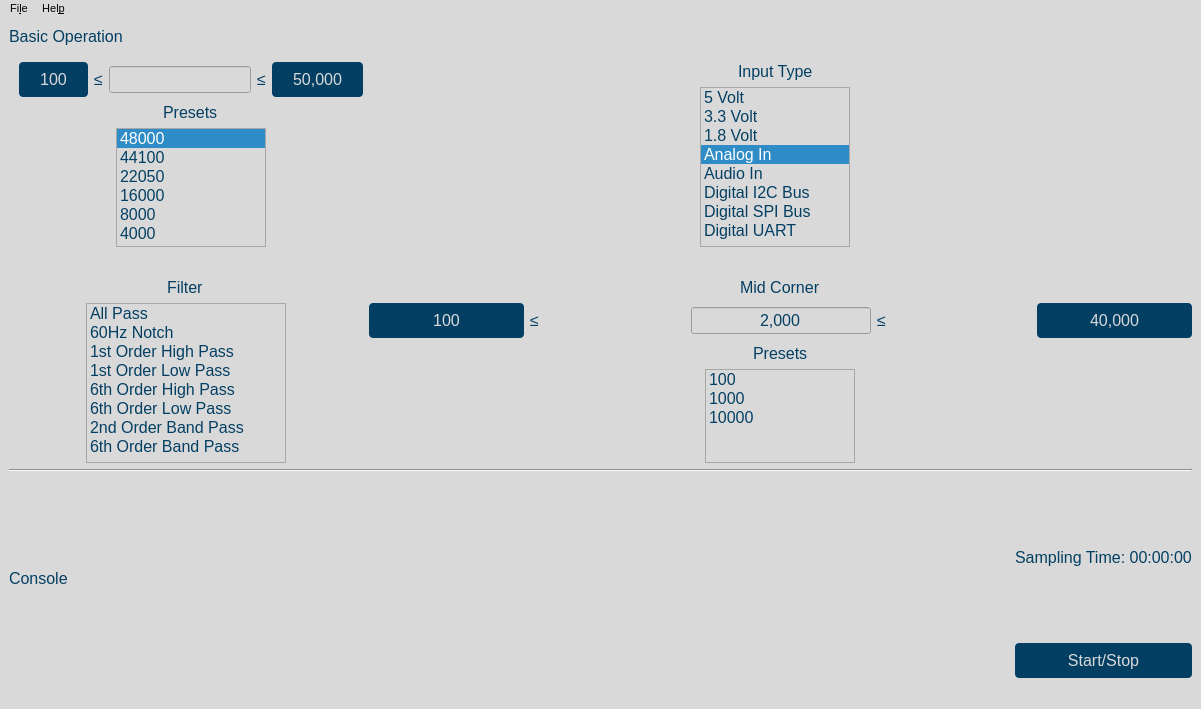
Qt form gui/qtdesigner/BasicOperation.ui (wyattduber/CyDAQ) before a commit.
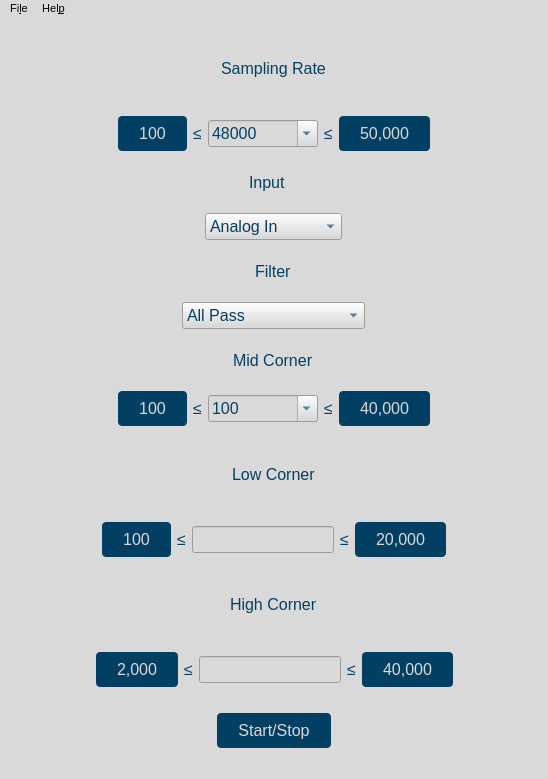
The same form after that commit.

What changed in the file:
```diff
--- a/gui/qtdesigner/BasicOperation.ui
+++ b/gui/qtdesigner/BasicOperation.ui
@@ -9,8 +9,8 @@
    <rect>
     <x>0</x>
     <y>0</y>
-    <width>877</width>
-    <height>709</height>
+    <width>548</width>
+    <height>779</height>
    </rect>
   </property>
   <property name="sizePolicy">
@@ -66,220 +66,54 @@
 
 </string>
    </property>
-   <layout class="QVBoxLayout" name="verticalLayout_2">
-    <property name="sizeConstraint">
-     <enum>QLayout::SetNoConstraint</enum>
-    </property>
-    <item>
-     <widget class="QLabel" name="basic_operation_label">
-      <property name="maximumSize">
-       <size>
-        <width>16777215</width>
-        <height>50</height>
-       </size>
-      </property>
+   <layout class="QVBoxLayout" name="verticalLayout">
+    <item alignment="Qt::AlignHCenter">
+     <widget class="QLabel" name="sampling_rate_label">
       <property name="text">
-       <string>Basic Operation</string>
+       <string>Sampling Rate</string>
       </property>
      </widget>
     </item>
     <item>
-     <layout class="QGridLayout" name="config_layout">
-      <property name="sizeConstraint">
-       <enum>QLayout::SetDefaultConstraint</enum>
-      </property>
-      <item row="1" column="0">
-       <layout class="QVBoxLayout" name="filter_layout">
-        <item alignment="Qt::AlignHCenter|Qt::AlignBottom">
-         <widget class="QLabel" name="filter_label">
-          <property name="maximumSize">
+     <layout class="QHBoxLayout" name="sample_rate_bar_layout">
+      <item>
+       <spacer name="horizontalSpacer">
+        <property name="orientation">
+         <enum>Qt::Horizontal</enum>
+        </property>
+        <property name="sizeHint" stdset="0">
            <size>
-            <width>100</width>
-            <height>50</height>
-           </size>
-          </property>
+          <width>40</width>
+          <height>20</height>
+         </size>
+        </property>
+       </spacer>
+      </item>
+      <item alignment="Qt::AlignLeft">
+       <widget class="QPushButton" name="sample_rate_min_btn">
           <property name="text">
-           <string>Filter</string>
+         <string>100</string>
           </property>
          </widget>
         </item>
-        <item alignment="Qt::AlignHCenter|Qt::AlignTop">
-         <widget class="QListWidget" name="filter_list">
-          <property name="maximumSize">
-           <size>
-            <width>200</width>
-            <height>200</height>
-           </size>
-          </property>
           <item>
+       <widget class="QLabel" name="lessThan1Sample">
            <property name="text">
-            <string>All Pass</string>
-           </property>
-          </item>
-          <item>
-           <property name="text">
-            <string>60Hz Notch</string>
-           </property>
-          </item>
-          <item>
-           <property name="text">
-            <string>1st Order High Pass</string>
-           </property>
-          </item>
-          <item>
-           <property name="text">
-            <string>1st Order Low Pass</string>
-           </property>
-          </item>
-          <item>
-           <property name="text">
-            <string>6th Order High Pass</string>
-           </property>
-          </item>
-          <item>
-           <property name="text">
-            <string>6th Order Low Pass</string>
-           </property>
-          </item>
-          <item>
-           <property name="text">
-            <string>2nd Order Band Pass</string>
-           </property>
-          </item>
-          <item>
-           <property name="text">
-            <string>6th Order Band Pass</string>
-           </property>
-          </item>
-         </widget>
-        </item>
-       </layout>
-      </item>
-      <item row="0" column="1">
-       <layout class="QGridLayout" name="input_layout">
-        <property name="sizeConstraint">
-         <enum>QLayout::SetDefaultConstraint</enum>
-        </property>
-        <property name="leftMargin">
-         <number>0</number>
-        </property>
-        <property name="topMargin">
-         <number>10</number>
-        </property>
-        <property name="rightMargin">
-         <number>10</number>
-        </property>
-        <property name="bottomMargin">
-         <number>25</number>
-        </property>
-        <item row="1" column="0" alignment="Qt::AlignHCenter|Qt::AlignTop">
-         <widget class="QListWidget" name="input_list">
-          <property name="maximumSize">
-           <size>
-            <width>150</width>
-            <height>200</height>
-           </size>
-          </property>
-          <property name="tabKeyNavigation">
-           <bool>true</bool>
-          </property>
-          <property name="modelColumn">
-           <number>0</number>
-          </property>
-          <property name="uniformItemSizes">
-           <bool>false</bool>
-          </property>
-          <property name="currentRow">
-           <number>3</number>
-          </property>
+         <string>≤</string>
+        </property>
+       </widget>
+      </item>
           <item>
-           <property name="text">
-            <string>5 Volt</string>
-           </property>
-          </item>
-          <item>
-           <property name="text">
-            <string>3.3 Volt</string>
-           </property>
-          </item>
-          <item>
-           <property name="text">
-            <string>1.8 Volt</string>
-           </property>
-          </item>
-          <item>
-           <property name="text">
-            <string>Analog In</string>
-           </property>
-          </item>
-          <item>
-           <property name="text">
-            <string>Audio In</string>
-           </property>
-          </item>
-          <item>
-           <property name="text">
-            <string>Digital I2C Bus</string>
-           </property>
-          </item>
-          <item>
-           <property name="text">
-            <string>Digital SPI Bus</string>
-           </property>
-          </item>
-          <item>
-           <property name="text">
-            <string>Digital UART</string>
-           </property>
-          </item>
-         </widget>
-        </item>
-        <item row="0" column="0" alignment="Qt::AlignHCenter|Qt::AlignBottom">
-         <widget class="QLabel" name="input_label">
-          <property name="minimumSize">
-           <size>
-            <width>50</width>
-            <height>0</height>
-           </size>
-          </property>
-          <property name="maximumSize">
-           <size>
-            <width>16777215</width>
-            <height>50</height>
-           </size>
-          </property>
-          <property name="text">
-           <string>Input Type</string>
-          </property>
-         </widget>
-        </item>
-       </layout>
-      </item>
-      <item row="0" column="0">
-       <layout class="QGridLayout" name="sample_rate_layout">
-        <property name="leftMargin">
-         <number>10</number>
-        </property>
-        <property name="topMargin">
-         <number>10</number>
-        </property>
-        <property name="bottomMargin">
-         <number>25</number>
-        </property>
-        <item row="3" column="0" alignment="Qt::AlignHCenter|Qt::AlignTop">
-         <widget class="QListWidget" name="sample_rate_presets">
-          <property name="maximumSize">
-           <size>
-            <width>150</width>
-            <height>150</height>
-           </size>
-          </property>
-          <property name="tabKeyNavigation">
+       <widget class="QComboBox" name="sample_rate_input_box">
+        <property name="sizePolicy">
+         <sizepolicy hsizetype="Expanding" vsizetype="Fixed">
+          <horstretch>0</horstretch>
+          <verstretch>0</verstretch>
+         </sizepolicy>
+        </property>
+        <property name="editable">
            <bool>true</bool>
           </property>
-          <property name="currentRow">
-           <number>0</number>
-          </property>
           <item>
            <property name="text">
             <string>48000</string>
@@ -312,39 +146,6 @@
           </item>
          </widget>
         </item>
-        <item row="1" column="0" alignment="Qt::AlignHCenter|Qt::AlignBottom">
-         <widget class="QLabel" name="sample_rate_presets_label">
-          <property name="text">
-           <string>Presets</string>
-          </property>
-         </widget>
-        </item>
-        <item row="0" column="0">
-         <layout class="QHBoxLayout" name="sample_rate_bar_layout">
-          <item alignment="Qt::AlignLeft">
-           <widget class="QPushButton" name="sample_rate_min_btn">
-            <property name="text">
-             <string>100</string>
-            </property>
-           </widget>
-          </item>
-          <item>
-           <widget class="QLabel" name="lessThan1Sample">
-            <property name="text">
-             <string>≤</string>
-            </property>
-           </widget>
-          </item>
-          <item alignment="Qt::AlignHCenter">
-           <widget class="QLineEdit" name="sample_rate_input">
-            <property name="text">
-             <string/>
-            </property>
-            <property name="alignment">
-             <set>Qt::AlignCenter</set>
-            </property>
-           </widget>
-          </item>
           <item>
            <widget class="QLabel" name="lessThan2Sample">
             <property name="text">
@@ -359,12 +160,144 @@
             </property>
            </widget>
           </item>
-         </layout>
+      <item>
+       <spacer name="horizontalSpacer_2">
+        <property name="orientation">
+         <enum>Qt::Horizontal</enum>
+        </property>
+        <property name="sizeHint" stdset="0">
+         <size>
+          <width>40</width>
+          <height>20</height>
+         </size>
+        </property>
+       </spacer>
         </item>
        </layout>
       </item>
-      <item row="1" column="1">
-       <layout class="QVBoxLayout" name="corner_layout">
+    <item alignment="Qt::AlignHCenter">
+     <widget class="QLabel" name="input_label">
+      <property name="minimumSize">
+       <size>
+        <width>50</width>
+        <height>0</height>
+       </size>
+      </property>
+      <property name="maximumSize">
+       <size>
+        <width>16777215</width>
+        <height>50</height>
+       </size>
+      </property>
+      <property name="text">
+       <string>Input</string>
+      </property>
+     </widget>
+    </item>
+    <item alignment="Qt::AlignHCenter">
+     <widget class="QComboBox" name="input_input_box">
+      <property name="currentIndex">
+       <number>3</number>
+      </property>
+      <item>
+       <property name="text">
+        <string>5 Volt</string>
+       </property>
+      </item>
+      <item>
+       <property name="text">
+        <string>3.3 Volt</string>
+       </property>
+      </item>
+      <item>
+       <property name="text">
+        <string>1.8 Volt</string>
+       </property>
+      </item>
+      <item>
+       <property name="text">
+        <string>Analog In</string>
+       </property>
+      </item>
+      <item>
+       <property name="text">
+        <string>Audio In</string>
+       </property>
+      </item>
+      <item>
+       <property name="text">
+        <string>Digital I2C Bus</string>
+       </property>
+      </item>
+      <item>
+       <property name="text">
+        <string>Digital SPI Bus</string>
+       </property>
+      </item>
+      <item>
+       <property name="text">
+        <string>Digital UART</string>
+       </property>
+      </item>
+     </widget>
+    </item>
+    <item alignment="Qt::AlignHCenter">
+     <widget class="QLabel" name="filter_label">
+      <property name="maximumSize">
+       <size>
+        <width>100</width>
+        <height>50</height>
+       </size>
+      </property>
+      <property name="text">
+       <string>Filter</string>
+      </property>
+     </widget>
+    </item>
+    <item alignment="Qt::AlignHCenter">
+     <widget class="QComboBox" name="filter_input_box">
+      <item>
+       <property name="text">
+        <string>All Pass</string>
+       </property>
+      </item>
+      <item>
+       <property name="text">
+        <string>60Hz Notch</string>
+       </property>
+      </item>
+      <item>
+       <property name="text">
+        <string>1st Order High Pass</string>
+       </property>
+      </item>
+      <item>
+       <property name="text">
+        <string>1st Order Low Pass</string>
+       </property>
+      </item>
+      <item>
+       <property name="text">
+        <string>6th Order High Pass</string>
+       </property>
+      </item>
+      <item>
+       <property name="text">
+        <string>6th Order Low Pass</string>
+       </property>
+      </item>
+      <item>
+       <property name="text">
+        <string>2nd Order Band Pass</string>
+       </property>
+      </item>
+      <item>
+       <property name="text">
+        <string>6th Order Band Pass</string>
+       </property>
+      </item>
+     </widget>
+    </item>
         <item alignment="Qt::AlignHCenter">
          <widget class="QLabel" name="mid_corner_label">
           <property name="maximumSize">
@@ -379,9 +312,22 @@
          </widget>
         </item>
         <item>
-         <layout class="QHBoxLayout" name="corner_bar_layout">
+     <layout class="QHBoxLayout" name="mid_corner_bar_layout">
           <item>
-           <widget class="QPushButton" name="corner_min_btn">
+       <spacer name="horizontalSpacer_3">
+        <property name="orientation">
+         <enum>Qt::Horizontal</enum>
+        </property>
+        <property name="sizeHint" stdset="0">
+         <size>
+          <width>40</width>
+          <height>20</height>
+         </size>
+        </property>
+       </spacer>
+      </item>
+      <item>
+       <widget class="QPushButton" name="mid_corner_min_btn">
             <property name="text">
              <string>100</string>
             </property>
@@ -401,141 +347,221 @@
            </widget>
           </item>
           <item>
-           <widget class="QLineEdit" name="corner_input">
-            <property name="maximumSize">
-             <size>
-              <width>180</width>
-              <height>16777215</height>
-             </size>
-            </property>
-            <property name="text">
-             <string>2,000</string>
-            </property>
-            <property name="alignment">
-             <set>Qt::AlignCenter</set>
-            </property>
-           </widget>
-          </item>
-          <item>
-           <widget class="QLabel" name="lessThan2">
-            <property name="maximumSize">
-             <size>
-              <width>16777215</width>
-              <height>50</height>
-             </size>
-            </property>
-            <property name="text">
-             <string>≤</string>
-            </property>
-           </widget>
-          </item>
-          <item>
-           <widget class="QPushButton" name="corner_max_btn">
-            <property name="text">
-             <string>40,000</string>
-            </property>
-           </widget>
-          </item>
-         </layout>
-        </item>
-        <item alignment="Qt::AlignHCenter|Qt::AlignBottom">
-         <widget class="QLabel" name="corner_presets_label">
-          <property name="maximumSize">
-           <size>
-            <width>100</width>
-            <height>50</height>
-           </size>
-          </property>
-          <property name="text">
-           <string>Presets</string>
-          </property>
-         </widget>
-        </item>
-        <item alignment="Qt::AlignHCenter|Qt::AlignTop">
-         <widget class="QListWidget" name="corner_presets">
-          <property name="maximumSize">
-           <size>
-            <width>150</width>
-            <height>100</height>
-           </size>
+       <widget class="QComboBox" name="mid_corner_input_box">
+        <property name="sizePolicy">
+         <sizepolicy hsizetype="Expanding" vsizetype="Fixed">
+          <horstretch>0</horstretch>
+          <verstretch>0</verstretch>
+         </sizepolicy>
+        </property>
+        <property name="editable">
+         <bool>true</bool>
           </property>
           <item>
            <property name="text">
             <string>100</string>
            </property>
-           <property name="font">
-            <font>
-             <weight>50</weight>
-             <bold>false</bold>
-            </font>
-           </property>
           </item>
           <item>
            <property name="text">
             <string>1000</string>
            </property>
-           <property name="font">
-            <font>
-             <weight>50</weight>
-             <bold>false</bold>
-            </font>
-           </property>
           </item>
           <item>
            <property name="text">
             <string>10000</string>
            </property>
-           <property name="font">
-            <font>
-             <weight>50</weight>
-             <bold>false</bold>
-            </font>
-           </property>
           </item>
          </widget>
         </item>
-       </layout>
-      </item>
-     </layout>
-    </item>
     <item>
-     <widget class="Line" name="line_2">
-      <property name="orientation">
-       <enum>Qt::Horizontal</enum>
-      </property>
-     </widget>
-    </item>
-    <item>
-     <layout class="QHBoxLayout" name="bottom_row_layout">
-      <item>
-       <widget class="QLabel" name="Placeholder1">
-        <property name="minimumSize">
-         <size>
-          <width>1000</width>
-          <height>200</height>
-         </size>
-        </property>
+       <widget class="QLabel" name="lessThan2">
         <property name="maximumSize">
          <size>
-          <width>1000</width>
-          <height>200</height>
+          <width>16777215</width>
+          <height>50</height>
          </size>
         </property>
         <property name="text">
-         <string>Console</string>
+         <string>≤</string>
         </property>
        </widget>
       </item>
       <item>
-       <layout class="QVBoxLayout" name="verticalLayout">
+       <widget class="QPushButton" name="mid_corner_max_btn">
+        <property name="text">
+         <string>40,000</string>
+        </property>
+       </widget>
+      </item>
         <item>
-         <widget class="QLabel" name="label">
+       <spacer name="horizontalSpacer_4">
+        <property name="orientation">
+         <enum>Qt::Horizontal</enum>
+        </property>
+        <property name="sizeHint" stdset="0">
+         <size>
+          <width>40</width>
+          <height>20</height>
+         </size>
+        </property>
+       </spacer>
+      </item>
+     </layout>
+    </item>
+    <item alignment="Qt::AlignHCenter">
+     <widget class="QLabel" name="low_corner_label">
           <property name="text">
-           <string>Sampling Time: 00:00:00</string>
+       <string>Low Corner</string>
           </property>
          </widget>
         </item>
         <item>
+     <layout class="QHBoxLayout" name="low_corner_bar_layout">
+      <item>
+       <spacer name="horizontalSpacer_5">
+        <property name="orientation">
+         <enum>Qt::Horizontal</enum>
+        </property>
+        <property name="sizeHint" stdset="0">
+         <size>
+          <width>40</width>
+          <height>20</height>
+         </size>
+        </property>
+       </spacer>
+      </item>
+      <item>
+       <widget class="QPushButton" name="low_corner_min_btn">
+        <property name="text">
+         <string>100</string>
+        </property>
+       </widget>
+      </item>
+      <item>
+       <widget class="QLabel" name="label_2">
+        <property name="text">
+         <string>≤</string>
+        </property>
+       </widget>
+      </item>
+      <item>
+       <widget class="QLineEdit" name="low_corner_input"/>
+      </item>
+      <item>
+       <widget class="QLabel" name="label_3">
+        <property name="text">
+         <string>≤</string>
+        </property>
+       </widget>
+      </item>
+      <item>
+       <widget class="QPushButton" name="low_corner_max_btn">
+        <property name="text">
+         <string>20,000</string>
+        </property>
+       </widget>
+      </item>
+      <item>
+       <spacer name="horizontalSpacer_6">
+        <property name="orientation">
+         <enum>Qt::Horizontal</enum>
+        </property>
+        <property name="sizeHint" stdset="0">
+         <size>
+          <width>40</width>
+          <height>20</height>
+         </size>
+        </property>
+       </spacer>
+      </item>
+     </layout>
+    </item>
+    <item alignment="Qt::AlignHCenter">
+     <widget class="QLabel" name="high_corner_label">
+      <property name="text">
+       <string>High Corner</string>
+      </property>
+     </widget>
+    </item>
+    <item>
+     <layout class="QHBoxLayout" name="high_corner_bar_layout">
+      <item>
+       <spacer name="horizontalSpacer_7">
+        <property name="orientation">
+         <enum>Qt::Horizontal</enum>
+        </property>
+        <property name="sizeHint" stdset="0">
+         <size>
+          <width>40</width>
+          <height>20</height>
+         </size>
+        </property>
+       </spacer>
+      </item>
+      <item>
+       <widget class="QPushButton" name="low_corner_min_btn_2">
+        <property name="text">
+         <string>2,000</string>
+        </property>
+       </widget>
+      </item>
+      <item>
+       <widget class="QLabel" name="label_4">
+        <property name="text">
+         <string>≤</string>
+        </property>
+       </widget>
+      </item>
+      <item>
+       <widget class="QLineEdit" name="high_corner_bar_input"/>
+      </item>
+      <item>
+       <widget class="QLabel" name="label_5">
+        <property name="text">
+         <string>≤</string>
+        </property>
+       </widget>
+      </item>
+      <item>
+       <widget class="QPushButton" name="low_corner_max_btn_2">
+        <property name="text">
+         <string>40,000</string>
+        </property>
+       </widget>
+      </item>
+      <item>
+       <spacer name="horizontalSpacer_8">
+        <property name="orientation">
+         <enum>Qt::Horizontal</enum>
+        </property>
+        <property name="sizeHint" stdset="0">
+         <size>
+          <width>40</width>
+          <height>20</height>
+         </size>
+        </property>
+       </spacer>
+      </item>
+     </layout>
+    </item>
+    <item>
+     <spacer name="verticalSpacer">
+      <property name="orientation">
+       <enum>Qt::Vertical</enum>
+      </property>
+      <property name="sizeType">
+       <enum>QSizePolicy::Minimum</enum>
+      </property>
+      <property name="sizeHint" stdset="0">
+       <size>
+        <width>20</width>
+        <height>20</height>
+       </size>
+      </property>
+     </spacer>
+    </item>
+    <item alignment="Qt::AlignHCenter">
          <widget class="QPushButton" name="start_stop_sampling_btn">
           <property name="text">
            <string>Start/Stop</string>
@@ -543,17 +569,13 @@
          </widget>
         </item>
        </layout>
-      </item>
-     </layout>
-    </item>
-   </layout>
   </widget>
   <widget class="QMenuBar" name="menubar">
    <property name="geometry">
     <rect>
      <x>0</x>
      <y>0</y>
-     <width>877</width>
+     <width>548</width>
      <height>19</height>
     </rect>
    </property>
```
Lines whose indentation alone changed are shown as unchanged.
